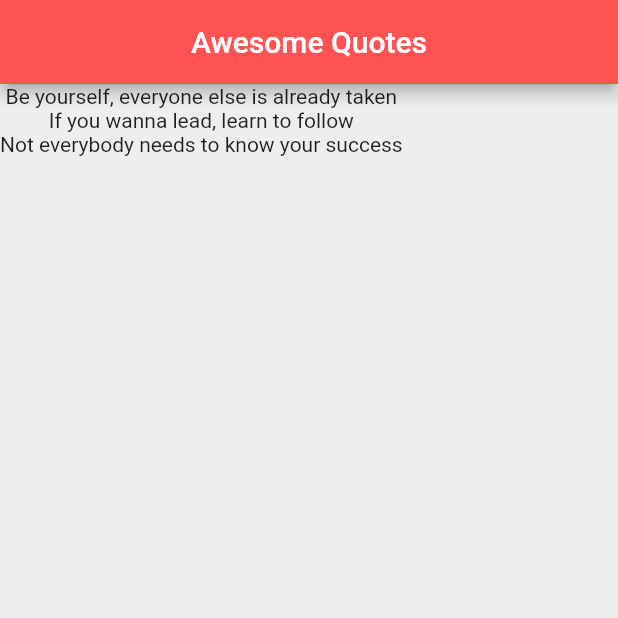
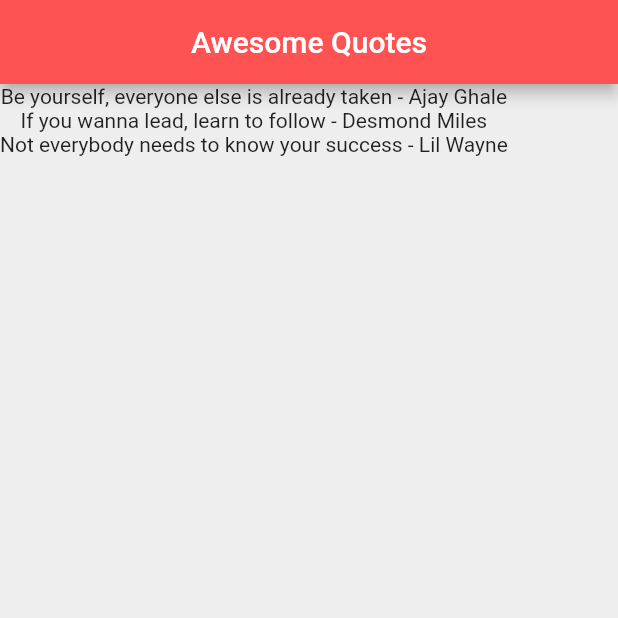
Before and after one commit to navishkauoc/learning_flutter_yt, a Flutter app: the screen it shows after launch, on a phone screen of 412 x 824 dp, the top half of it. Run offline on Flutter 3.47's test engine with Material 2 defaults, Android fonts, the phone set to English and light mode, and no system bars.

Commit message:
Use of External classes

```diff
--- a/quote_generator/lib/main.dart
+++ b/quote_generator/lib/main.dart
@@ -1,4 +1,5 @@
 import 'package:flutter/material.dart';
+import 'quote.dart';
 
 void main() => runApp(MaterialApp(
   home: QuoteList(),
@@ -13,10 +14,10 @@ class QuoteList extends StatefulWidget {
 
 class _QuoteListState extends State<QuoteList> {
 
-  List<String> quotes = [
-    'Be yourself, everyone else is already taken',
-    'If you wanna lead, learn to follow',
-    'Not everybody needs to know your success'
+  List<Quote> quotes = [
+    Quote(author: 'Ajay Ghale', text: 'Be yourself, everyone else is already taken'),
+    Quote(text: 'If you wanna lead, learn to follow', author: 'Desmond Miles'),
+    Quote(author: 'Lil Wayne', text: 'Not everybody needs to know your success')
   ];
 
   @override
@@ -29,7 +30,7 @@ class _QuoteListState extends State<QuoteList> {
         backgroundColor: Colors.redAccent,
       ),
       body: Column(
-        children: quotes.map((quote) => Text(quote)).toList(),
+        children: quotes.map((quote) => Text('${quote.text} - ${quote.author}')).toList(),
       ),
     );
   }
--- /dev/null
+++ b/quote_generator/lib/quote.dart
@@ -0,0 +1,6 @@
+class Quote {
+  String text;
+  String author;
+
+  Quote({ this.text, this.author});
+}
```
